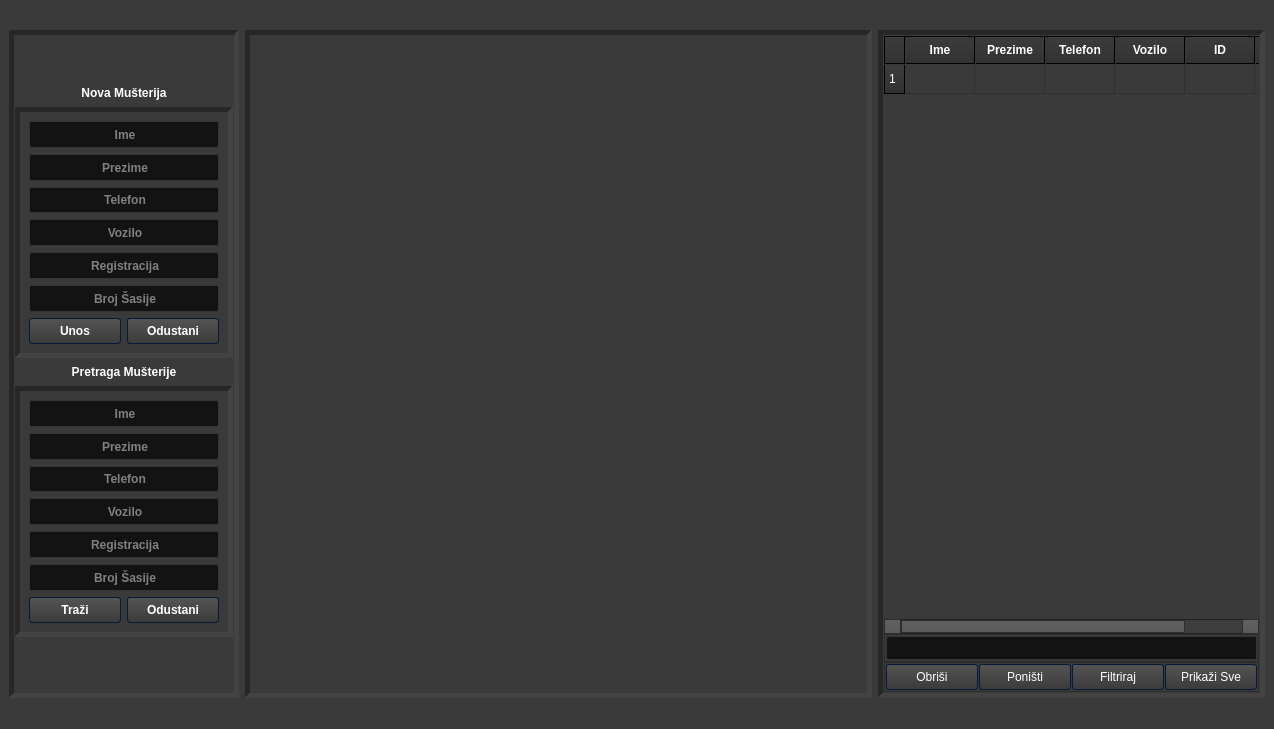
Qt form untitled.ui (4ntim4tter/Budget-Flow) before a commit.
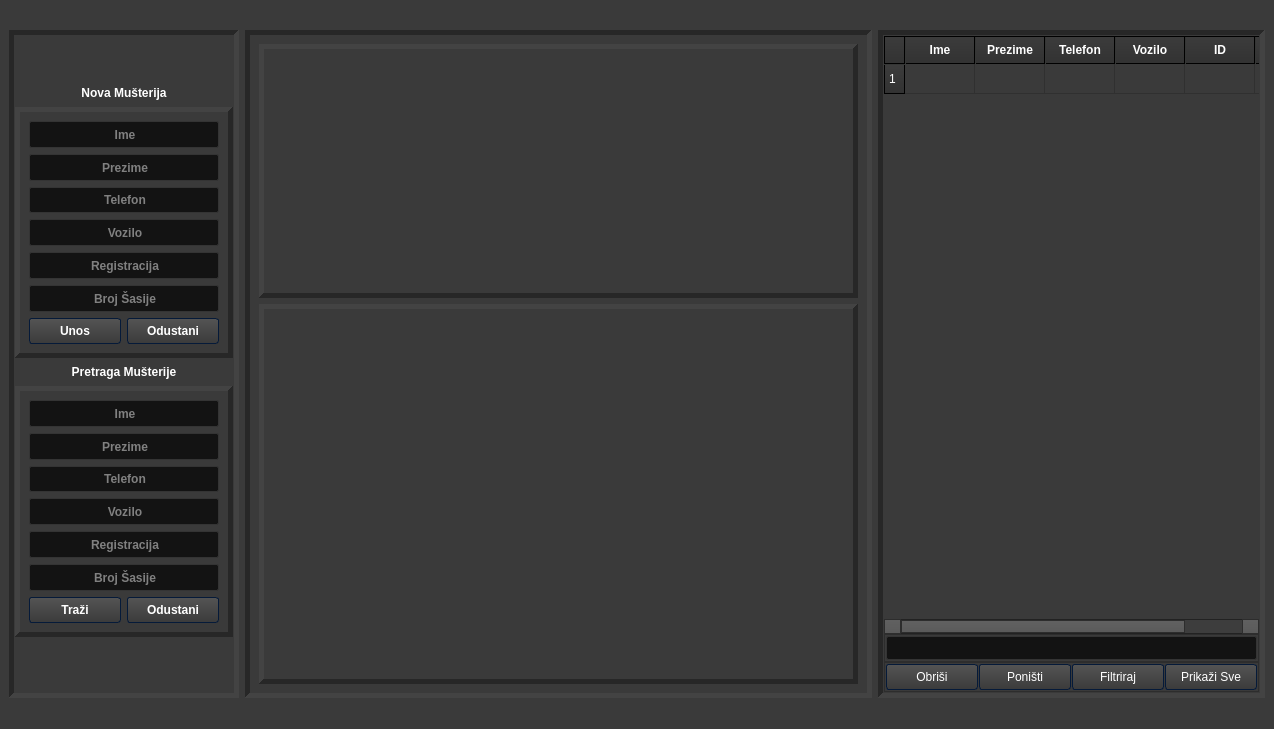
The same form after that commit. Icons and pictures are not drawn.

Commit message: main window started

```diff
--- a/untitled.ui
+++ b/untitled.ui
@@ -1397,7 +1397,7 @@
           <enum>QFrame::Panel</enum>
          </property>
          <property name="frameShadow">
-          <enum>QFrame::Sunken</enum>
+          <enum>QFrame::Raised</enum>
          </property>
          <property name="lineWidth">
           <number>5</number>
@@ -1662,7 +1662,7 @@
           <enum>QFrame::Panel</enum>
          </property>
          <property name="frameShadow">
-          <enum>QFrame::Sunken</enum>
+          <enum>QFrame::Raised</enum>
          </property>
          <property name="lineWidth">
           <number>5</number>
@@ -1895,6 +1895,40 @@
       <property name="midLineWidth">
        <number>5</number>
       </property>
+      <layout class="QVBoxLayout" name="verticalLayout_4" stretch="2,3">
+       <item>
+        <widget class="QFrame" name="user_data_frame">
+         <property name="frameShape">
+          <enum>QFrame::Panel</enum>
+         </property>
+         <property name="frameShadow">
+          <enum>QFrame::Raised</enum>
+         </property>
+         <property name="lineWidth">
+          <number>5</number>
+         </property>
+         <property name="midLineWidth">
+          <number>5</number>
+         </property>
+        </widget>
+       </item>
+       <item>
+        <widget class="QFrame" name="user_work_orders_frame">
+         <property name="frameShape">
+          <enum>QFrame::Panel</enum>
+         </property>
+         <property name="frameShadow">
+          <enum>QFrame::Raised</enum>
+         </property>
+         <property name="lineWidth">
+          <number>5</number>
+         </property>
+         <property name="midLineWidth">
+          <number>5</number>
+         </property>
+        </widget>
+       </item>
+      </layout>
      </widget>
     </item>
    </layout>
```
The commit also changes 6 other files.
